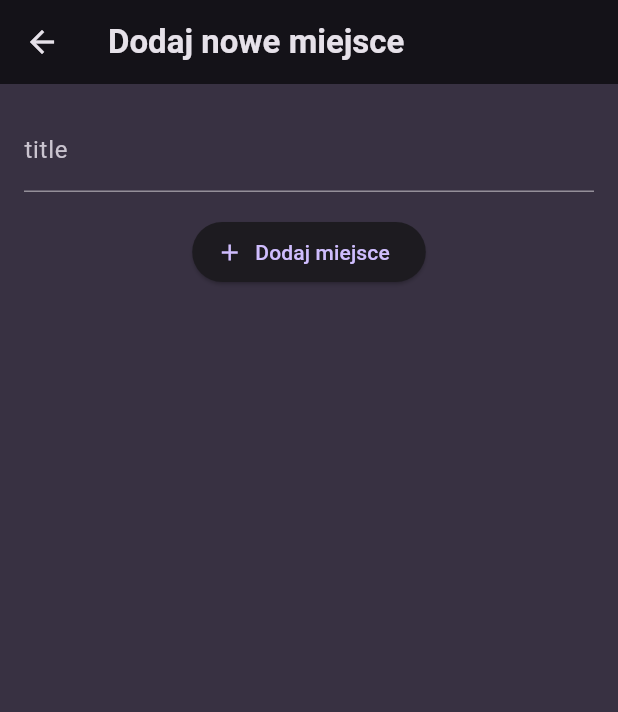
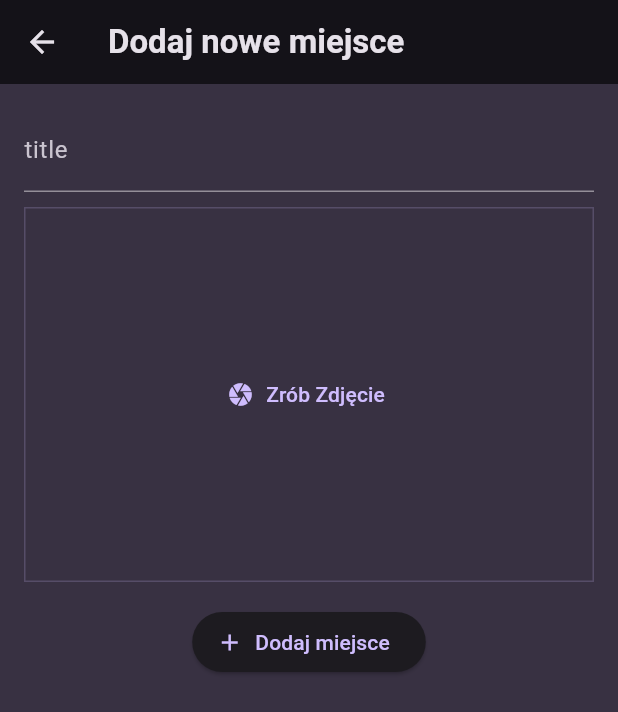
Before and after one commit to StachuDev/favorite_places, a Flutter app: the AddPlaceScreen screen opened directly, on a phone screen of 412 x 824 dp. Shown: the top 712 px of the screen. Run offline on Flutter 3.47's test engine with Material 3 defaults, Android fonts, the phone set to English and light mode, and no system bars; our stand-ins replace flutter_riverpod, google_fonts.

Commit message:
image picker ui widget

```diff
--- a/lib/screens/add_place.dart
+++ b/lib/screens/add_place.dart
@@ -1,5 +1,6 @@
 import 'package:favorite_places/models/place.dart';
 import 'package:favorite_places/providers/places_provider.dart';
+import 'package:favorite_places/widgets/image_input.dart';
 import 'package:flutter/material.dart';
 import 'package:flutter_riverpod/flutter_riverpod.dart';
 
@@ -40,8 +41,6 @@ class _AddPlaceScreenState extends ConsumerState<AddPlaceScreen> {
       _showDialog();
       return;
     }
-    // ubdate riverpod global state
-    // add new PlaceItem to List
     ref
         .read(placesProvider.notifier)
         .addPlace(PlaceItem(title: _titleController.text));
@@ -71,6 +70,8 @@ class _AddPlaceScreenState extends ConsumerState<AddPlaceScreen> {
               decoration: const InputDecoration(labelText: 'title'),
               controller: _titleController,
             ),
+            const SizedBox(height: 10),
+            const ImageInput(),
             const SizedBox(height: 16),
             ElevatedButton.icon(
               onPressed: onSubmitPlace,
--- /dev/null
+++ b/lib/widgets/image_input.dart
@@ -0,0 +1,32 @@
+import 'package:flutter/material.dart';
+
+class ImageInput extends StatefulWidget {
+  const ImageInput({super.key});
+
+  @override
+  State<ImageInput> createState() {
+    return _ImageInputState();
+  }
+}
+
+class _ImageInputState extends State<ImageInput> {
+  @override
+  Widget build(BuildContext context) {
+    return Container(
+      decoration: BoxDecoration(
+        border: Border.all(
+          width: 1,
+          color: Theme.of(context).colorScheme.primary.withOpacity(0.2),
+        ),
+      ),
+      height: 250,
+      width: double.infinity,
+      alignment: Alignment.center,
+      child: TextButton.icon(
+        icon: const Icon(Icons.camera),
+        label: const Text('Zrób Zdjęcie'),
+        onPressed: () {},
+      ),
+    );
+  }
+}
```
